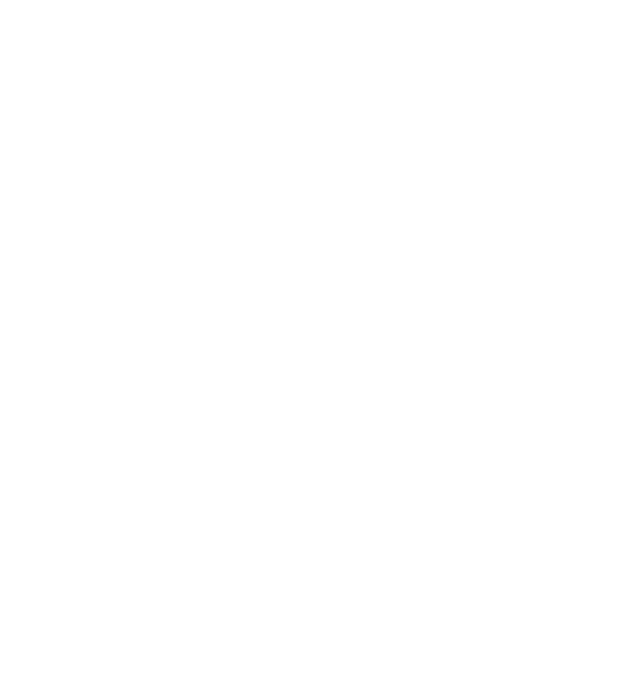
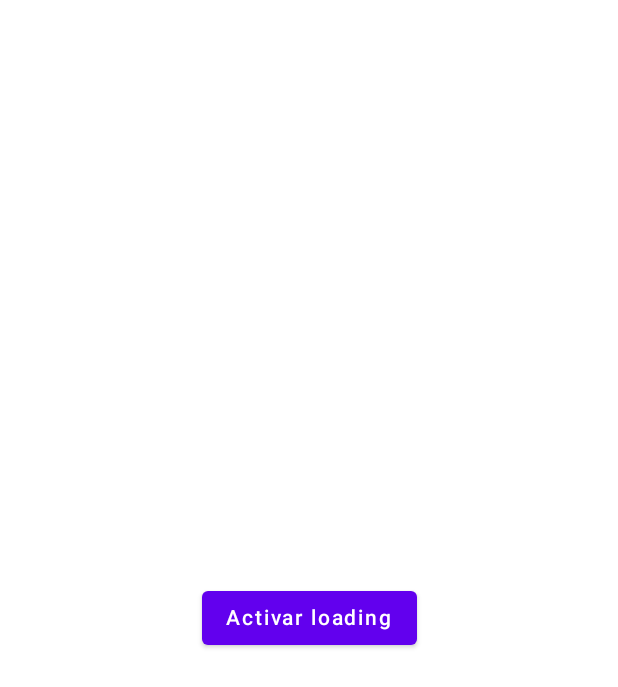
Before and after one commit to Luigi-Avila/JetpackComponents, an Android app built with Jetpack Compose: the screen it shows after launch (MainActivity), on a phone screen of 412 x 824 dp. Before the commit the part shown is empty. Shown: the top 687 px of the screen. Run offline under Robolectric (Android 15) with nearby library versions, the phone set to English and light mode, and no system bars.

Commit message:
Progress bar component added

```diff
--- a/app/src/main/java/com/example/jetpackcomponents/MainActivity.kt
+++ b/app/src/main/java/com/example/jetpackcomponents/MainActivity.kt
@@ -7,9 +7,7 @@ import androidx.activity.compose.setContent
 import androidx.compose.foundation.BorderStroke
 import androidx.compose.foundation.Image
 import androidx.compose.foundation.border
-import androidx.compose.foundation.layout.Column
-import androidx.compose.foundation.layout.fillMaxSize
-import androidx.compose.foundation.layout.padding
+import androidx.compose.foundation.layout.*
 import androidx.compose.foundation.shape.CircleShape
 import androidx.compose.foundation.shape.RoundedCornerShape
 import androidx.compose.material.*
@@ -21,6 +19,7 @@ import androidx.compose.runtime.remember
 import androidx.compose.runtime.getValue
 import androidx.compose.runtime.saveable.rememberSaveable
 import androidx.compose.runtime.setValue
+import androidx.compose.ui.Alignment
 import androidx.compose.ui.Modifier
 import androidx.compose.ui.draw.clip
 import androidx.compose.ui.graphics.Color
@@ -56,6 +55,8 @@ class MainActivity : ComponentActivity() {
                      */
 
                     //MyButtonExample()
+
+                    MyProgress()
                 }
             }
         }
@@ -72,10 +73,60 @@ fun DefaultPreview() {
         //MyTextFieldOutlined()
         //MyButtonExample()
         //MyImageAdvance()
-        MyIcon()
+        //MyIcon()
+        //MyProgress()
+        MyProgressAdvance()
+    }
+}
+/**/
+
+@Composable
+fun MyProgressAdvance() {
+    var progress by rememberSaveable() { mutableStateOf(0f) }
+    Column(
+        Modifier.fillMaxSize(),
+        verticalArrangement = Arrangement.Center,
+        horizontalAlignment = Alignment.CenterHorizontally
+    ) {
+        CircularProgressIndicator(progress = progress)
+        Row(Modifier.fillMaxWidth(), horizontalArrangement = Arrangement.SpaceAround) {
+            Button(onClick = { progress += 0.1f }) {
+                Text(text = "Incrementat")
+            }
+            Button(onClick = { progress -= 0.1f }) {
+                Text(text = "Reducir")
+            }
+        }
     }
 }
 
+
+@Composable
+fun MyProgress() {
+
+    var showLoading by rememberSaveable() { mutableStateOf(false) }
+    Column(
+        Modifier
+            .padding(24.dp)
+            .fillMaxSize(),
+        verticalArrangement = Arrangement.Center,
+        horizontalAlignment = Alignment.CenterHorizontally
+    ) {
+        if (showLoading) {
+            CircularProgressIndicator(color = Color.Red, strokeWidth = 5.dp)
+            LinearProgressIndicator(
+                modifier = Modifier.padding(top = 40.dp),
+                color = Color.Green,
+                backgroundColor = Color.Yellow
+            )
+        }
+
+        Button(onClick = { showLoading = !showLoading }) {
+            Text(text = "Activar loading")
+        }
+
+    }
+}
 
 @Composable
 fun MyIcon() {
```
